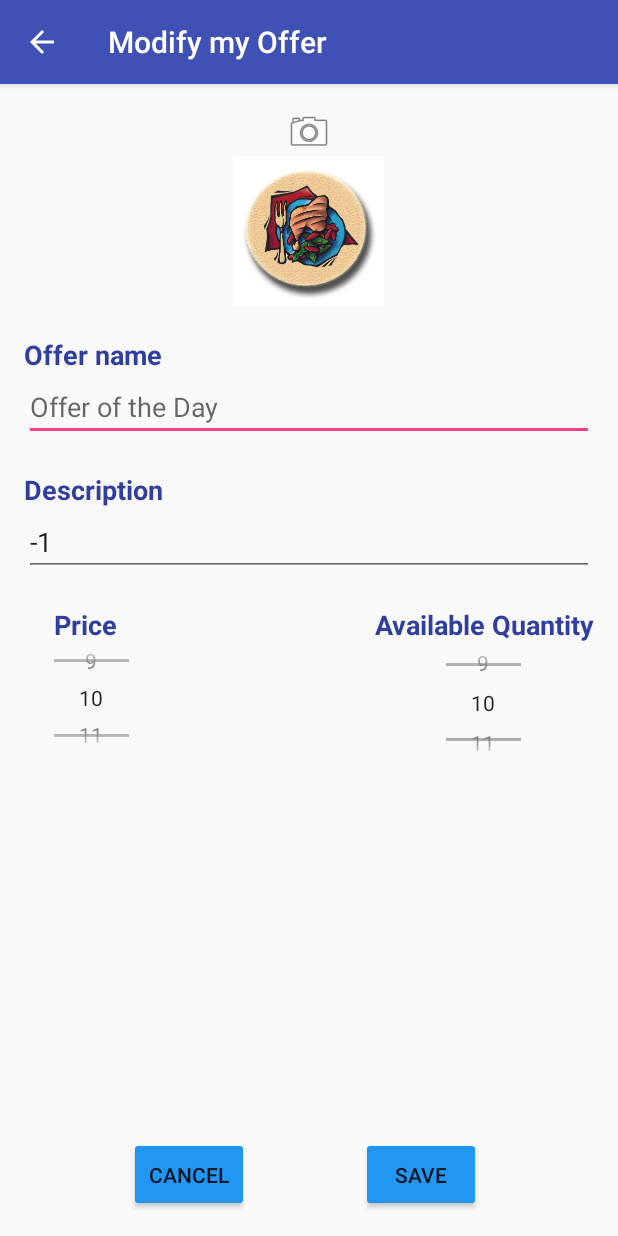
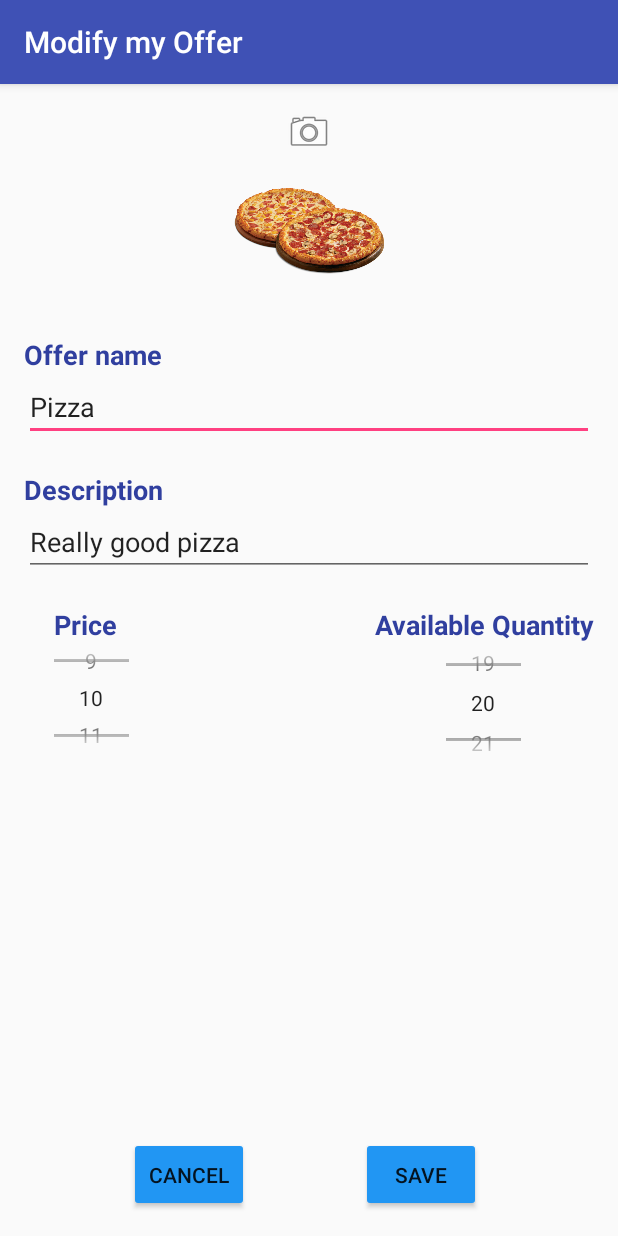
Before and after one commit to pmgrp/Lab2, an Android app: the ActivityDailyOffer screen opened directly, with no data from a screen before it, after a tap on "Edit", on a phone screen of 412 x 824 dp. Run offline under Robolectric (Android 15) with nearby library versions, the phone set to English and light mode, and no system bars; 1 statement that could not run was skipped.

Commit message:
Daily offers persistent
Daily offers persistent, you can modify items

```diff
--- a/app/src/main/java/com/sorbellini/s214631/lab2/ActivityDailyOffer.java
+++ b/app/src/main/java/com/sorbellini/s214631/lab2/ActivityDailyOffer.java
@@ -3,6 +3,7 @@ package com.sorbellini.s214631.lab2;
 import android.content.Intent;
 import android.content.SharedPreferences;
 import android.graphics.Bitmap;
+import android.net.Uri;
 import android.preference.PreferenceManager;
 import android.support.v7.app.AppCompatActivity;
 import android.os.Bundle;
@@ -12,38 +13,58 @@ import android.view.MenuItem;
 import android.widget.ImageView;
 import android.widget.TextView;
 
+import com.google.gson.Gson;
+import com.google.gson.JsonArray;
+import com.google.gson.JsonElement;
+import com.google.gson.reflect.TypeToken;
+
+import java.util.ArrayList;
+import java.util.List;
+import java.util.Locale;
+
 public class ActivityDailyOffer extends AppCompatActivity {
+
+    ArrayList<DailyOffer> dailyOffers;
+    int index;
 
     @Override
     protected void onCreate(Bundle savedInstanceState) {
         super.onCreate(savedInstanceState);
         setContentView(R.layout.activity_daily_offer);
+        Toolbar toolbar = (Toolbar) findViewById(R.id.toolbar);
+        setSupportActionBar(toolbar);
+        getSupportActionBar().setDisplayHomeAsUpEnabled(true);
 
+        //get index of current element from bundle
+        Bundle b = getIntent().getExtras();
+        index = b.getInt("index");
 
+        //get data from shared preferences
         SharedPreferences preferences = PreferenceManager.getDefaultSharedPreferences(this);
-        String saved_offerName = preferences.getString("offerNameModify", null);
-        String saved_offerDescription = preferences.getString("offerDescriptionModify", null);
-        //int saved_offerPrice = preferences.getInt("offerPriceModify", -1);
-        //int saved_offerAvailableQuantity = preferences.getInt("offerAvailableQuantityModify", -1);
-        /*String saved_imgPath = preferences.getString("imgPathModify", null);
+        String dataString = preferences.getString("dailyOffers",null);
+        Gson gson = new Gson();
+        dailyOffers = gson.fromJson(dataString, new TypeToken<List<DailyOffer>>(){}.getType());
 
-        if (saved_imgPath != null){
-            ImageView imageView = (ImageView) findViewById(R.id.daily_offer_capturephoto);
-            Bitmap imageBitmap = imagePicker.loadImageFromStorage(saved_imgPath);
-            if(imageView!=null)
-                imageView.setImageBitmap(imageBitmap);
-        }*/
-
+        ImageView imageView;
+        imageView = (ImageView) findViewById(R.id.daily_offer_capturephoto);
+        imageView.setImageURI(Uri.parse(dailyOffers.get(index).getPhoto()));
         TextView textView;
         textView = (TextView) findViewById(R.id.daily_offer_name);
         if(textView!=null) {
-            textView.setText(saved_offerName);
+            textView.setText(dailyOffers.get(index).getName());
         }
 
         textView = (TextView) findViewById(R.id.daily_offer_description);
         if(textView!=null) {
-            textView.setText(saved_offerDescription);
+            textView.setText(dailyOffers.get(index).getDescription());
         }
+
+        textView = (TextView) findViewById(R.id.daily_offer_price_number);
+        textView.setText(String.format(Locale.getDefault(),"%d", dailyOffers.get(index).getPrice()));
+        textView = (TextView) findViewById(R.id.daily_available_quantity_number);
+        textView.setText(String.format(Locale.getDefault(),"%d", dailyOffers.get(index).getAvailability()));
+
+
 
     }
 
@@ -64,6 +85,7 @@ public class ActivityDailyOffer extends AppCompatActivity {
         //noinspection SimplifiableIfStatement
         if (id == R.id.action_edit) {
             Intent intent = new Intent(this, ModifyOffer.class);
+            intent.putExtra("index", index);
             startActivity(intent);
             return true;
         }
@@ -71,5 +93,18 @@ public class ActivityDailyOffer extends AppCompatActivity {
         return super.onOptionsItemSelected(item);
     }
 
+    //saves all data when another activity is started
+    @Override
+    public void onPause(){
+        super.onPause();
+        SharedPreferences preferences = PreferenceManager.getDefaultSharedPreferences(this);
+        SharedPreferences.Editor editor = preferences.edit();
+        Gson gson2 = new Gson();
+        JsonElement element = gson2.toJsonTree(dailyOffers, new TypeToken<List<DailyOffer>>(){}.getType());
+        JsonArray jsonArray = element.getAsJsonArray();
+        editor.putString("dailyOffers", jsonArray.toString());
+        editor.commit();
+    }
+
 
 }
--- a/app/src/main/java/com/sorbellini/s214631/lab2/ModifyOffer.java
+++ b/app/src/main/java/com/sorbellini/s214631/lab2/ModifyOffer.java
@@ -15,6 +15,8 @@ import android.preference.PreferenceManager;
 import android.provider.MediaStore;
 import android.support.v7.app.AppCompatActivity;
 import android.os.Bundle;
+import android.support.v7.widget.Toolbar;
+import android.view.MenuItem;
 import android.view.View;
 import android.widget.EditText;
 import android.widget.ImageButton;
@@ -22,11 +24,18 @@ import android.widget.ImageView;
 import android.widget.NumberPicker;
 import android.widget.TextView;
 
+import com.google.gson.Gson;
+import com.google.gson.JsonArray;
+import com.google.gson.JsonElement;
+import com.google.gson.reflect.TypeToken;
+
 import java.io.ByteArrayOutputStream;
 import java.io.File;
 import java.io.FileNotFoundException;
 import java.io.FileOutputStream;
 import java.io.IOException;
+import java.util.ArrayList;
+import java.util.List;
 
 public class ModifyOffer extends AppCompatActivity {
 
@@ -38,18 +47,37 @@ public class ModifyOffer extends AppCompatActivity {
     private ImageView imagecapturephoto;
     private ImageButton buttoncamera;
 
+
+    //Data
+    ArrayList<DailyOffer> dailyOffers;
+    //index
+    int index;
+
     @Override
     protected void onCreate(Bundle savedInstanceState) {
         super.onCreate(savedInstanceState);
         setContentView(R.layout.activity_modify_offer);
+        //toolbar part
+        Toolbar toolbar = (Toolbar) findViewById(R.id.toolbar);
+        setSupportActionBar(toolbar);
+        //here takes data from saved resources and get index from previous activity
+        Bundle b = getIntent().getExtras();
+        index = b.getInt("index");
 
-        pickerPrice = (NumberPicker) findViewById(R.id.picker_Price_modify);
+        //get data from shared preferences
+        SharedPreferences preferences = PreferenceManager.getDefaultSharedPreferences(this);
+        String dataString = preferences.getString("dailyOffers",null);
+        Gson gson = new Gson();
+        dailyOffers = gson.fromJson(dataString, new TypeToken<List<DailyOffer>>(){}.getType());
+
+
+        pickerPrice = (NumberPicker) findViewById(R.id.picker_price_modify);
         pickerPrice.setMaxValue(1000);
         pickerPrice.setMinValue(0);
         pickerPrice.setWrapSelectorWheel(false);
         pickerPrice.setValue(10);
 
-        pickerAvailableQuantity = (NumberPicker) findViewById(R.id.picker_AvailableQuantity_modify);
+        pickerAvailableQuantity = (NumberPicker) findViewById(R.id.picker_availablequantity_modify);
         pickerAvailableQuantity.setMaxValue(1000);
         pickerAvailableQuantity.setMinValue(0);
         pickerAvailableQuantity.setValue(10);
@@ -65,6 +93,26 @@ public class ModifyOffer extends AppCompatActivity {
             }
         });
 
+        //set Values from retrieved data
+        //set image
+        ImageView imageView = (ImageView) findViewById(R.id.capturephoto_modify);
+        imageView.setImageURI(Uri.parse(dailyOffers.get(index).getPhoto()));
+        //set name
+        TextView textView = (TextView) findViewById(R.id.offer_name_modify);
+        textView.setText(dailyOffers.get(index).getName());
+        //set description
+        textView = (TextView) findViewById(R.id.editoffer_description_modify);
+        textView.setText(dailyOffers.get(index).getDescription());
+        //set price
+        NumberPicker numPicker = (NumberPicker)findViewById(R.id.picker_price_modify);
+        numPicker.setValue(dailyOffers.get(index).getPrice());
+        //set availability
+        numPicker = (NumberPicker)findViewById(R.id.picker_availablequantity_modify);
+        numPicker.setValue(dailyOffers.get(index).getAvailability());
+
+
+
+        /*
         SharedPreferences preferences = PreferenceManager.getDefaultSharedPreferences(this);
         String saved_offerName = preferences.getString("offerNameModify", null);
         String saved_offerDescription = preferences.getString("offerDescriptionModify", null);
@@ -115,6 +163,7 @@ public class ModifyOffer extends AppCompatActivity {
     public void backToViewOffer(View view) {
         Intent intent = new Intent(ModifyOffer.this, ActivityDailyOffer.class);
         intent.setFlags(Intent.FLAG_ACTIVITY_CLEAR_TOP);
+        intent.putExtra("index", index);
         startActivity(intent);
     }
 
@@ -122,17 +171,25 @@ public class ModifyOffer extends AppCompatActivity {
 
     public void saveData2(View view) {
         //save data to shared preferences
-        EditText editText = (EditText) findViewById(R.id.editOffer_Name_modify);
+        EditText editText = (EditText) findViewById(R.id.offer_name_modify);
         String offerName = editText.getText().toString();
-        editText = (EditText) findViewById(R.id.editOffer_Description_modify);
+        editText = (EditText) findViewById(R.id.editoffer_description_modify);
         String offerDescription = editText.getText().toString();
-        NumberPicker offerAvailableQuantity = (NumberPicker) findViewById(R.id.picker_AvailableQuantity_modify);
-        NumberPicker offerPrice = (NumberPicker) findViewById(R.id.picker_Price_modify);
+        NumberPicker offerAvailableQuantity = (NumberPicker) findViewById(R.id.picker_availablequantity_modify);
+        NumberPicker offerPrice = (NumberPicker) findViewById(R.id.picker_price_modify);
         int valuePrice=offerPrice.getValue();
         int valueAvailableQuantity=offerAvailableQuantity.getValue();
         ImageView imageView = (ImageView) findViewById(R.id.capturephoto_modify);
         Bitmap bitmap = ((BitmapDrawable)imageView.getDrawable()).getBitmap();
         imagePath = imagePicker.saveToInternalStorage(bitmap,this);
+
+        dailyOffers.get(index).setPhoto(imagePath);
+        dailyOffers.get(index).setName(offerName);
+        dailyOffers.get(index).setDescription(offerDescription);
+        dailyOffers.get(index).setPrice(valuePrice);
+        dailyOffers.get(index).setAvailability(valueAvailableQuantity);
+
+        /*
         SharedPreferences prefs = PreferenceManager.getDefaultSharedPreferences(this);
         SharedPreferences.Editor editor = prefs.edit();
         editor.putString("imgPathModify", imagePath);
@@ -141,8 +198,10 @@ public class ModifyOffer extends AppCompatActivity {
         editor.putInt("AvailableQuantityModify", valueAvailableQuantity);
         editor.putInt("PriceModify", valuePrice);
         editor.commit();
+        */
 
         Intent intent = new Intent(this, ActivityDailyOffer.class);
+        intent.putExtra("index", index);
         intent.setFlags(Intent.FLAG_ACTIVITY_CLEAR_TOP);
         startActivity(intent);
     }
@@ -226,4 +285,18 @@ public class ModifyOffer extends AppCompatActivity {
             imagecapturephoto.setImageBitmap(bm);
         }
     }
+
+
+    //saves all data when another activity is started
+    @Override
+    public void onPause(){
+        super.onPause();
+        SharedPreferences preferences = PreferenceManager.getDefaultSharedPreferences(this);
+        SharedPreferences.Editor editor = preferences.edit();
+        Gson gson2 = new Gson();
+        JsonElement element = gson2.toJsonTree(dailyOffers, new TypeToken<List<DailyOffer>>(){}.getType());
+        JsonArray jsonArray = element.getAsJsonArray();
+        editor.putString("dailyOffers", jsonArray.toString());
+        editor.commit();
+    }
 }
--- a/app/src/main/res/layout/activity_modify_offer.xml
+++ b/app/src/main/res/layout/activity_modify_offer.xml
@@ -1,6 +1,16 @@
 <?xml version="1.0" encoding="utf-8"?>
+<android.support.design.widget.CoordinatorLayout
+    xmlns:android="http://schemas.android.com/apk/res/android"
+    android:layout_width="match_parent"
+    android:layout_height="match_parent"
+    xmlns:app="http://schemas.android.com/apk/res-auto"
+    android:fitsSystemWindows="true">
+
+    <include layout="@layout/tool_bar" />
+
 <LinearLayout xmlns:android="http://schemas.android.com/apk/res/android"
     xmlns:tools="http://schemas.android.com/tools"
+    app:layout_behavior="@string/appbar_scrolling_view_behavior"
     android:layout_width="match_parent"
     android:layout_height="match_parent"
     android:orientation="vertical"
@@ -18,8 +28,7 @@
         android:layout_width="100dp"
         android:layout_height="100dp"
         android:layout_gravity="center_horizontal"
-        android:id="@+id/capturephoto_modify"
-        android:background="@mipmap/daily_offer"/>
+        android:id="@+id/capturephoto_modify"/>
     <TextView
         android:id="@+id/offer_title_modify"
         android:layout_marginTop="20dp"
@@ -30,7 +39,7 @@
         android:textStyle="bold"
         android:textColor="@color/colorPrimaryDark"/>
     <EditText
-        android:id="@+id/editOffer_Name_modify"
+        android:id="@+id/offer_name_modify"
         android:layout_width="match_parent"
         android:layout_height="wrap_content"
         android:inputType="text"
@@ -45,7 +54,7 @@
         android:textStyle="bold"
         android:textColor="@color/colorPrimaryDark"/>
     <EditText
-        android:id="@+id/editOffer_Description_modify"
+        android:id="@+id/editoffer_description_modify"
         android:layout_width="match_parent"
         android:inputType="text"
         android:layout_height="wrap_content"
@@ -66,7 +75,7 @@
             android:layout_alignParentBottom="true"
             android:id="@+id/linearLayout2_modify">
             <TextView
-                android:id="@+id/editOffer_Price_modify"
+                android:id="@+id/editoffer_price_modify"
                 android:layout_width="wrap_content"
                 android:layout_height="wrap_content"
                 android:textAlignment="center"
@@ -78,7 +87,7 @@
                 android:layout_width="50dp"
                 android:layout_height="73dp"
                 android:layout_gravity="center"
-                android:id="@+id/picker_Price_modify"/>
+                android:id="@+id/picker_price_modify"/>
 
         </LinearLayout>
 
@@ -92,7 +101,7 @@
             android:layout_alignParentBottom="true"
             android:id="@+id/linearLayout_modify">
             <TextView
-                android:id="@+id/editOffer_AvailableQuantity_modify"
+                android:id="@+id/editoffer_availablequantity_modify"
                 android:layout_width="wrap_content"
                 android:layout_height="wrap_content"
                 android:textAlignment="center"
@@ -104,14 +113,14 @@
                 android:layout_width="50dp"
                 android:layout_height="79dp"
                 android:layout_gravity="center"
-                android:id="@+id/picker_AvailableQuantity_modify"/>
+                android:id="@+id/picker_availablequantity_modify"/>
 
         </LinearLayout>
         <Button
             android:layout_width="80dp"
             android:layout_height="50dp"
             android:text="@string/save"
-            android:id="@+id/offerSave_modify"
+            android:id="@+id/offersave_modify"
             android:layout_gravity="center"
             android:layout_alignParentBottom="true"
             android:layout_alignParentRight="true"
@@ -132,3 +141,4 @@
     </RelativeLayout>
 
 </LinearLayout>
+</android.support.design.widget.CoordinatorLayout>
```
Also changed, not shown: app/src/main/AndroidManifest.xml (+8 -4 lines), app/src/main/java/com/sorbellini/s214631/lab2/ShowOffer.java (+36 -0 lines), app/src/main/res/layout/activity_daily_offer.xml (+15 -21 lines).
